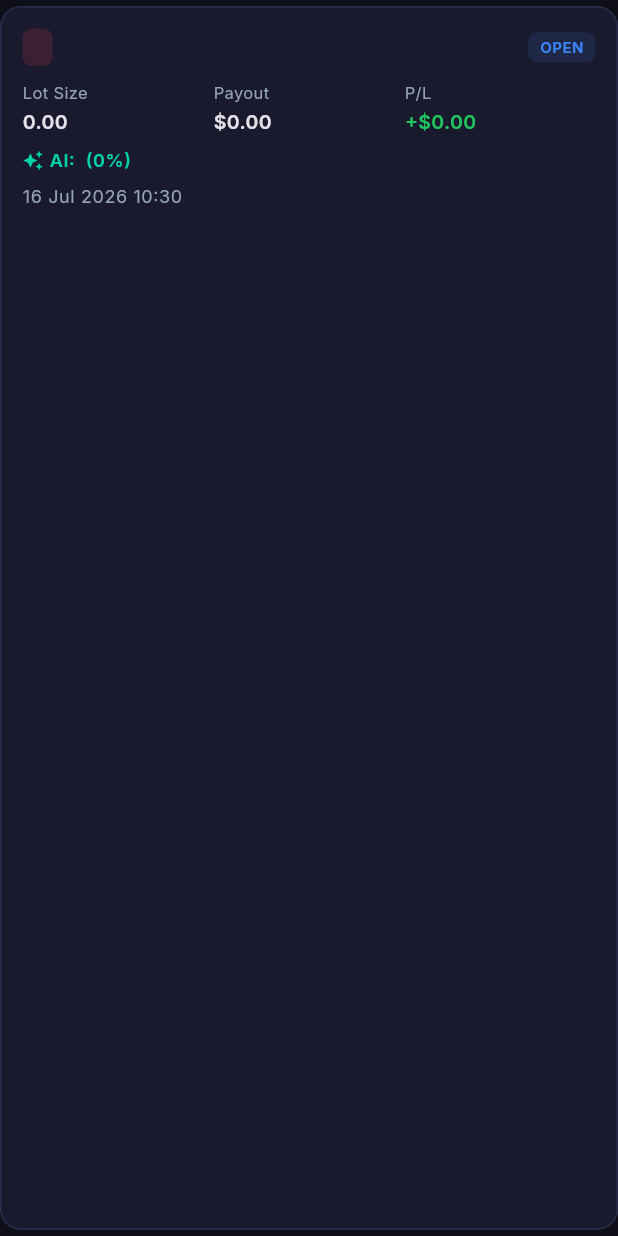
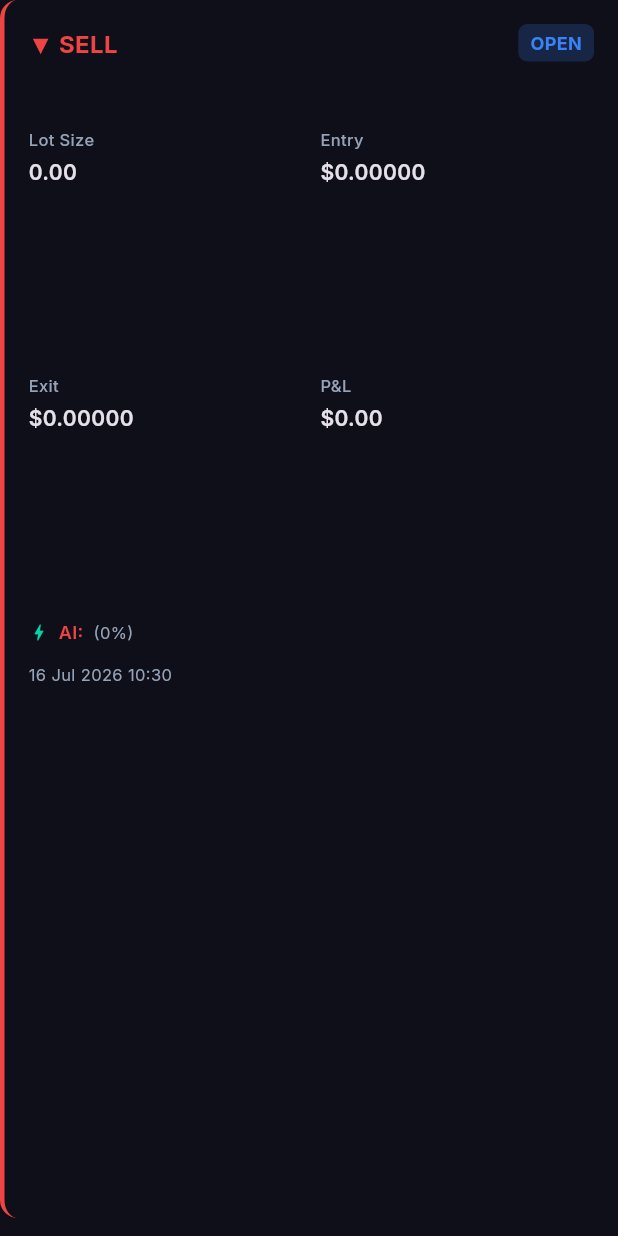
Before and after one commit to Gerald-bit0rgb/deriv-trading-platform, a Flutter app: the TradeCard widget shown alone on an empty page, opened directly with empty values, on a phone screen of 412 x 824 dp. Run offline on Flutter 3.47's test engine with Material 3 defaults, Android fonts, the phone set to English and light mode, and no system bars; drawn by our look-alikes of flutter_animate; our stand-ins replace dio, fl_chart, flutter_local_notifications, flutter_riverpod, flutter_secure_storage, go_router and 3 more; missing offline and left inert: flutter_background_service; accounts and stored records are empty; network calls fail; statements that could not run were skipped.

Commit message:
Fix trade card to show EA-style fields

```diff
--- a/frontend/lib/presentation/widgets/trade/trade_card.dart
+++ b/frontend/lib/presentation/widgets/trade/trade_card.dart
@@ -1,172 +1,218 @@
 import 'package:flutter/material.dart';
-import 'package:flutter_animate/flutter_animate.dart';
-
 import '../../../core/theme/app_theme.dart';
-import '../../../core/utils/formatters.dart';
 import '../../../data/models/trade_model.dart';
 
 class TradeCard extends StatelessWidget {
   final TradeModel trade;
   final VoidCallback? onClose;
 
-  const TradeCard({super.key, required this.trade, this.onClose});
+  const TradeCard({
+    super.key,
+    required this.trade,
+    this.onClose,
+  });
 
-  Color get _statusColor {
+  Color get _directionColor =>
+      trade.isBuy ? AppColors.buyColor : AppColors.sellColor;
+
+  Color get _resultColor {
     if (trade.status == 'open') return AppColors.info;
-    if (trade.isWin == true) return AppColors.success;
-    return AppColors.danger;
+    return (trade.isWin ?? false) ? AppColors.success : AppColors.danger;
   }
 
-  Color get _contractColor =>
-      trade.isBuy ? AppColors.buyColor : AppColors.sellColor;
+  String get _resultLabel {
+    if (trade.status == 'open') return 'OPEN';
+    return (trade.isWin ?? false) ? 'WIN' : 'LOSS';
+  }
+
+  String get _directionLabel => trade.isBuy ? '▲ BUY' : '▼ SELL';
+
+  Widget _stat(String label, String value) {
+    return Column(
+      crossAxisAlignment: CrossAxisAlignment.start,
+      children: [
+        Text(
+          label,
+          style: const TextStyle(
+            color: AppColors.textMuted,
+            fontSize: 11,
+            fontWeight: FontWeight.w500,
+          ),
+        ),
+        const SizedBox(height: 4),
+        Text(
+          value,
+          style: const TextStyle(
+            color: AppColors.textDefault,
+            fontSize: 14,
+            fontWeight: FontWeight.w600,
+          ),
+        ),
+      ],
+    );
+  }
 
   @override
   Widget build(BuildContext context) {
-    final theme = Theme.of(context);
-    final isDark = theme.brightness == Brightness.dark;
-
     return Container(
-      margin: const EdgeInsets.symmetric(vertical: 4),
-      padding: const EdgeInsets.all(14),
+      margin: const EdgeInsets.only(bottom: 12),
+      padding: const EdgeInsets.all(16),
       decoration: BoxDecoration(
-        color: isDark ? AppColors.darkCard : AppColors.lightCard,
-        borderRadius: BorderRadius.circular(14),
-        border: Border.all(
-          color: isDark ? AppColors.darkBorder : AppColors.lightBorder,
+        color: AppColors.surfaceSecondary,
+        borderRadius: BorderRadius.circular(12),
+        border: Border(
+          left: BorderSide(color: _directionColor, width: 3),
         ),
       ),
       child: Column(
         crossAxisAlignment: CrossAxisAlignment.start,
         children: [
-          // ── Header row ───────────────────────────────────────────────────
+          // Header: Direction + Status
           Row(
+            mainAxisAlignment: MainAxisAlignment.spaceBetween,
             children: [
-              // Contract type badge
-              Container(
-                padding: const EdgeInsets.symmetric(horizontal: 10, vertical: 4),
-                decoration: BoxDecoration(
-                  color: _contractColor.withOpacity(0.15),
-                  borderRadius: BorderRadius.circular(6),
-                ),
-                child: Text(
-                  trade.contractType,
-                  style: TextStyle(
-                    color: _contractColor,
-                    fontWeight: FontWeight.w700,
-                    fontSize: 12,
-                  ),
+              Text(
+                _directionLabel,
+                style: TextStyle(
+                  color: _directionColor,
+                  fontSize: 16,
+                  fontWeight: FontWeight.w700,
                 ),
               ),
-              const SizedBox(width: 8),
-              // Symbol
-              Text(
-                trade.symbol,
-                style: theme.textTheme.titleSmall?.copyWith(
-                  fontWeight: FontWeight.w600,
-                ),
-              ),
-              const Spacer(),
-              // Status badge
-              Container(
-                padding: const EdgeInsets.symmetric(horizontal: 8, vertical: 3),
-                decoration: BoxDecoration(
-                  color: _statusColor.withOpacity(0.12),
-                  borderRadius: BorderRadius.circular(6),
-                ),
-                child: Text(
-                  trade.status.toUpperCase(),
-                  style: TextStyle(
-                    color: _statusColor,
-                    fontSize: 10,
-                    fontWeight: FontWeight.w700,
+              Row(
+                children: [
+                  Container(
+                    padding:
+                        const EdgeInsets.symmetric(horizontal: 8, vertical: 4),
+                    decoration: BoxDecoration(
+                      color: _resultColor.withOpacity(0.2),
+                      borderRadius: BorderRadius.circular(6),
+                    ),
+                    child: Text(
+                      _resultLabel,
+                      style: TextStyle(
+                        color: _resultColor,
+                        fontSize: 12,
+                        fontWeight: FontWeight.w700,
+                      ),
+                    ),
                   ),
-                ),
+                  if (onClose != null) ...[
+                    const SizedBox(width: 8),
+                    GestureDetector(
+                      onTap: onClose,
+                      child: const Icon(Icons.close,
+                          size: 18, color: AppColors.textMuted),
+                    ),
+                  ],
+                ],
               ),
             ],
           ),
-          const SizedBox(height: 10),
+          const SizedBox(height: 12),
 
-          // ── Stats row ─────────────────────────────────────────────────────
-          Row(
+          // Symbol
+          Text(
+            trade.symbol,
+            style: const TextStyle(
+              fontSize: 14,
+              fontWeight: FontWeight.w600,
+            ),
+          ),
+          const SizedBox(height: 12),
+
+          // Stats Grid: Lot Size, Entry/Exit Price, Profit
+          GridView(
+            shrinkWrap: true,
+            physics: const NeverScrollableScrollPhysics(),
+            gridDelegate: const SliverGridDelegateWithFixedCrossAxisCount(
+              crossAxisCount: 2,
+              mainAxisSpacing: 12,
+              crossAxisSpacing: 12,
+              childAspectRatio: 1.2,
+            ),
             children: [
               _stat('Lot Size', trade.lotSize.toStringAsFixed(2)),
-              _stat('Payout', Fmt.money(trade.payout)),
-              _stat(
-                'P/L',
-                trade.profit != null ? Fmt.signedMoney(trade.profit) : '—',
-                valueColor: trade.profit != null
-                    ? (trade.profit! >= 0 ? AppColors.success : AppColors.danger)
-                    : null,
-              ),
+              if (trade.entryPrice != null)
+                _stat('Entry', '\$${trade.entryPrice!.toStringAsFixed(5)}')
+              else
+                _stat('Entry', '—'),
+              if (trade.exitPrice != null)
+                _stat('Exit', '\$${trade.exitPrice!.toStringAsFixed(5)}')
+              else
+                _stat('Exit', '—'),
+              if (trade.profit != null)
+                _stat(
+                  'P&L',
+                  '\$${trade.profit!.toStringAsFixed(2)}',
+                )
+              else
+                _stat('P&L', '—'),
             ],
           ),
 
-          // ── AI signal (if any) ────────────────────────────────────────────
+          // AI Signal (if available)
           if (trade.aiSignal != null) ...[
-            const SizedBox(height: 8),
+            const SizedBox(height: 12),
             Row(
               children: [
-                const Icon(Icons.auto_awesome, size: 14, color: AppColors.accent),
-                const SizedBox(width: 4),
+                const Icon(Icons.bolt, size: 14, color: AppColors.accent),
+                const SizedBox(width: 6),
                 Text(
-                  'AI: ${trade.aiSignal} (${Fmt.confidence(trade.aiConfidence ?? 0)})',
-                  style: theme.textTheme.bodySmall?.copyWith(
-                    color: AppColors.accent,
+                  'AI: ${trade.aiSignal!.toUpperCase()}',
+                  style: TextStyle(
+                    color: trade.aiSignal == 'BUY'
+                        ? AppColors.buyColor
+                        : AppColors.sellColor,
+                    fontSize: 12,
                     fontWeight: FontWeight.w600,
                   ),
                 ),
+                if (trade.aiConfidence != null)
+                  Text(
+                    ' (${(trade.aiConfidence! * 100).toStringAsFixed(0)}%)',
+                    style: const TextStyle(
+                      color: AppColors.textMuted,
+                      fontSize: 11,
+                    ),
+                  ),
               ],
             ),
           ],
 
-          // ── Time + close button ────────────────────────────────────────────
-          const SizedBox(height: 8),
-          Row(
-            mainAxisAlignment: MainAxisAlignment.spaceBetween,
-            children: [
-              Text(
-                Fmt.datetime(trade.openedAt),
-                style: theme.textTheme.bodySmall?.copyWith(
+          // Timestamp
+          if (trade.openedAt != null)
+            Padding(
+              padding: const EdgeInsets.only(top: 12),
+              child: Text(
+                _formatTime(trade.openedAt!),
+                style: const TextStyle(
                   color: AppColors.textMuted,
+                  fontSize: 11,
                 ),
               ),
-              if (trade.status == 'open' && onClose != null)
-                TextButton.icon(
-                  onPressed: onClose,
-                  icon: const Icon(Icons.close, size: 14),
-                  label: const Text('Close'),
-                  style: TextButton.styleFrom(
-                    foregroundColor: AppColors.danger,
-                    padding: const EdgeInsets.symmetric(horizontal: 10, vertical: 4),
-                    minimumSize: Size.zero,
-                    tapTargetSize: MaterialTapTargetSize.shrinkWrap,
-                  ),
-                ),
-            ],
-          ),
-        ],
-      ),
-    ).animate().fadeIn(duration: 300.ms).slideY(begin: 0.05);
-  }
-
-  Widget _stat(String label, String value, {Color? valueColor}) {
-    return Expanded(
-      child: Column(
-        crossAxisAlignment: CrossAxisAlignment.start,
-        children: [
-          Text(label,
-              style: const TextStyle(color: AppColors.textMuted, fontSize: 11)),
-          const SizedBox(height: 2),
-          Text(
-            value,
-            style: TextStyle(
-              fontWeight: FontWeight.w600,
-              fontSize: 13,
-              color: valueColor,
             ),
-          ),
         ],
       ),
     );
   }
+
+  String _formatTime(DateTime dt) {
+    return '${dt.day} ${_monthName(dt.month)} ${dt.year} ${dt.hour.toString().padLeft(2, '0')}:${dt.minute.toString().padLeft(2, '0')}';
+  }
+
+  String _monthName(int m) => [
+        'Jan',
+        'Feb',
+        'Mar',
+        'Apr',
+        'May',
+        'Jun',
+        'Jul',
+        'Aug',
+        'Sep',
+        'Oct',
+        'Nov',
+        'Dec'
+      ][m - 1];
 }
```
